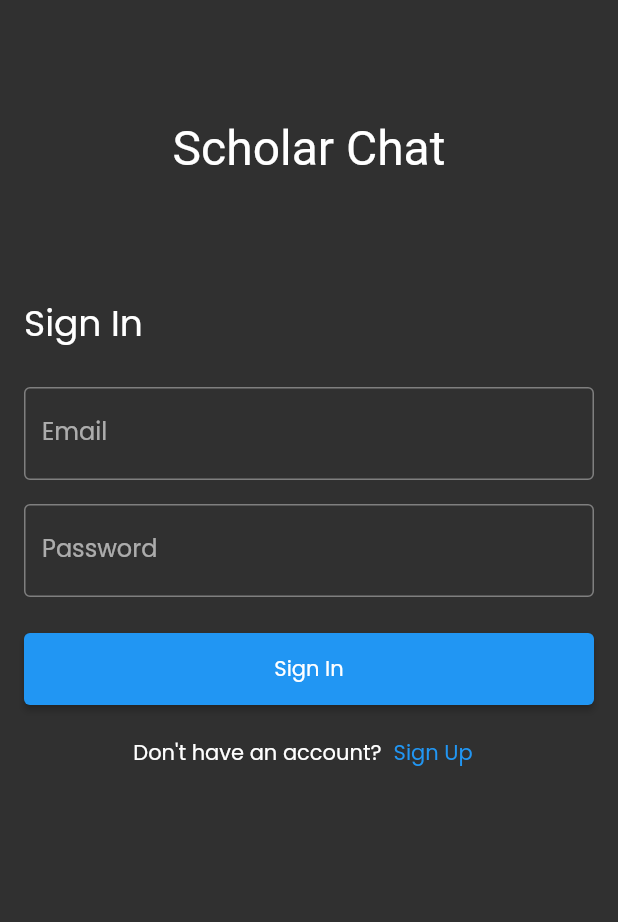
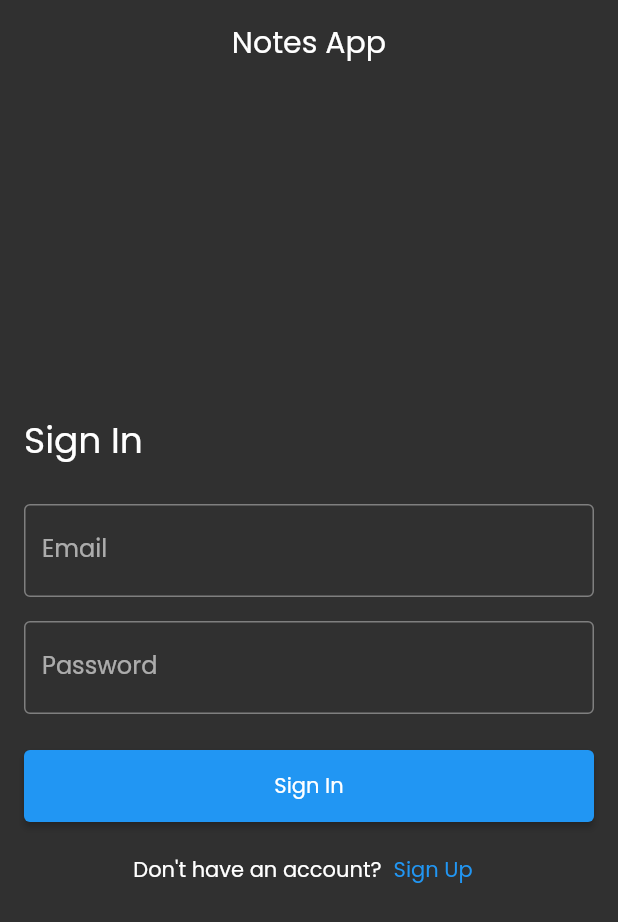
Before and after one commit to FadyFawzyOfficial/notes, a Flutter app: the screen it shows after launch, on a phone screen of 412 x 824 dp. Shown: the top 922 px of the screen. Run offline on Flutter 3.47's test engine with Material 2 defaults, Android fonts, the phone set to English and light mode, and no system bars; our stand-ins replace flutter_bloc, hive, hive_flutter; accounts and stored records are empty; Roboto replaces fonts that are missing (Pacifico).

Commit message:
4. Fix issue with Password Input & Refactor SignInView

```diff
--- a/lib/views/sign_in_view.dart
+++ b/lib/views/sign_in_view.dart
@@ -1,5 +1,6 @@
 import 'package:flutter/material.dart';
 
+import '../constants/strings.dart';
 import 'widgets/main_elevated_button.dart';
 import 'widgets/main_text_form_field.dart';
 
@@ -20,32 +21,18 @@ class _SignInViewState extends State<SignInView> {
   @override
   Widget build(context) {
     return Scaffold(
-      body: SingleChildScrollView(
-        padding: const EdgeInsets.symmetric(horizontal: 16),
-        child: Form(
-          key: _formKey,
+      appBar: AppBar(title: const Text('Notes App')),
+      body: Form(
+        key: _formKey,
+        child: Padding(
+          padding: const EdgeInsets.all(16),
           child: Column(
+            crossAxisAlignment: CrossAxisAlignment.stretch,
+            mainAxisAlignment: MainAxisAlignment.center,
             children: [
-              const Padding(
-                padding: EdgeInsets.symmetric(vertical: 80),
-                child: Column(
-                  children: [
-                    Text(
-                      'Scholar Chat',
-                      style: TextStyle(
-                        fontSize: 32,
-                        fontFamily: 'Pacifico',
-                      ),
-                    ),
-                  ],
-                ),
-              ),
-              const Align(
-                alignment: Alignment.centerLeft,
-                child: Text(
-                  'Sign In',
-                  style: TextStyle(fontSize: 24),
-                ),
+              const Text(
+                'Sign In',
+                style: TextStyle(fontSize: 24),
               ),
               const SizedBox(height: 24),
               MainTextFormField(
@@ -71,7 +58,7 @@ class _SignInViewState extends State<SignInView> {
                 children: [
                   const Text('Don\'t have an account?'),
                   TextButton(
-                    onPressed: () {},
+                    onPressed: () => Navigator.pushNamed(context, kSignUpView),
                     child: const Text('Sign Up'),
                   ),
                 ],
--- a/lib/views/widgets/main_text_form_field.dart
+++ b/lib/views/widgets/main_text_form_field.dart
@@ -17,7 +17,7 @@ class MainTextFormField extends StatelessWidget {
     this.keyboardType,
     this.obscureText = false,
     this.initialValue,
-    this.maxLines,
+    this.maxLines = 1,
   });
 
   @override
```
